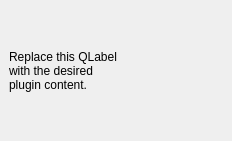
Before: the Qt Designer form image_searcher_dockwidget_base.ui in Serkhani/imageviewer, drawn with Qt 5.
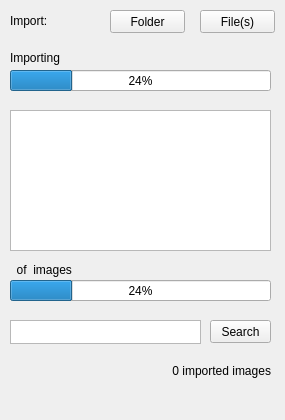
After: the same form once the commit is applied.

Commit message: created ui for plugin

The edit to the form file:
```diff
--- a/image_searcher_dockwidget_base.ui
+++ b/image_searcher_dockwidget_base.ui
@@ -6,25 +6,227 @@
    <rect>
     <x>0</x>
     <y>0</y>
-    <width>232</width>
-    <height>141</height>
+    <width>285</width>
+    <height>420</height>
    </rect>
   </property>
   <property name="windowTitle">
    <string>Image Searcher</string>
   </property>
   <widget class="QWidget" name="dockWidgetContents">
-   <layout class="QGridLayout" name="gridLayout">
-    <item row="0" column="0">
-     <widget class="QLabel" name="label">
-      <property name="text">
-       <string>Replace this QLabel
-with the desired
-plugin content.</string>
-      </property>
-     </widget>
-    </item>
-   </layout>
+   <widget class="QLabel" name="importLabel">
+    <property name="geometry">
+     <rect>
+      <x>10</x>
+      <y>10</y>
+      <width>36</width>
+      <height>21</height>
+     </rect>
+    </property>
+    <property name="text">
+     <string>Import:</string>
+    </property>
+   </widget>
+   <widget class="QPushButton" name="folderPushButton">
+    <property name="geometry">
+     <rect>
+      <x>110</x>
+      <y>10</y>
+      <width>75</width>
+      <height>23</height>
+     </rect>
+    </property>
+    <property name="text">
+     <string>Folder</string>
+    </property>
+   </widget>
+   <widget class="QPushButton" name="filePushButton">
+    <property name="geometry">
+     <rect>
+      <x>200</x>
+      <y>10</y>
+      <width>75</width>
+      <height>23</height>
+     </rect>
+    </property>
+    <property name="text">
+     <string>File(s)</string>
+    </property>
+   </widget>
+   <widget class="QTextEdit" name="searchTextEdit">
+    <property name="enabled">
+     <bool>true</bool>
+    </property>
+    <property name="geometry">
+     <rect>
+      <x>10</x>
+      <y>320</y>
+      <width>191</width>
+      <height>24</height>
+     </rect>
+    </property>
+    <property name="sizePolicy">
+     <sizepolicy hsizetype="Expanding" vsizetype="Fixed">
+      <horstretch>0</horstretch>
+      <verstretch>0</verstretch>
+     </sizepolicy>
+    </property>
+    <property name="minimumSize">
+     <size>
+      <width>0</width>
+      <height>24</height>
+     </size>
+    </property>
+    <property name="maximumSize">
+     <size>
+      <width>16777215</width>
+      <height>24</height>
+     </size>
+    </property>
+    <property name="cursor" stdset="0">
+     <cursorShape>IBeamCursor</cursorShape>
+    </property>
+    <property name="placeholderText">
+     <string extracomment="eg: person"/>
+    </property>
+   </widget>
+   <widget class="QPushButton" name="searchPushButton">
+    <property name="geometry">
+     <rect>
+      <x>210</x>
+      <y>320</y>
+      <width>61</width>
+      <height>23</height>
+     </rect>
+    </property>
+    <property name="text">
+     <string>Search</string>
+    </property>
+   </widget>
+   <widget class="QProgressBar" name="indProgressBar">
+    <property name="geometry">
+     <rect>
+      <x>10</x>
+      <y>70</y>
+      <width>261</width>
+      <height>21</height>
+     </rect>
+    </property>
+    <property name="sizePolicy">
+     <sizepolicy hsizetype="Maximum" vsizetype="Maximum">
+      <horstretch>0</horstretch>
+      <verstretch>0</verstretch>
+     </sizepolicy>
+    </property>
+    <property name="minimumSize">
+     <size>
+      <width>50</width>
+      <height>0</height>
+     </size>
+    </property>
+    <property name="cursor">
+     <cursorShape>WaitCursor</cursorShape>
+    </property>
+    <property name="value">
+     <number>24</number>
+    </property>
+   </widget>
+   <widget class="QLabel" name="label">
+    <property name="geometry">
+     <rect>
+      <x>10</x>
+      <y>50</y>
+      <width>51</width>
+      <height>16</height>
+     </rect>
+    </property>
+    <property name="text">
+     <string>Importing </string>
+    </property>
+   </widget>
+   <widget class="QLabel" name="imageName">
+    <property name="geometry">
+     <rect>
+      <x>90</x>
+      <y>50</y>
+      <width>51</width>
+      <height>16</height>
+     </rect>
+    </property>
+    <property name="text">
+     <string/>
+    </property>
+   </widget>
+   <widget class="QProgressBar" name="overallProgressBar">
+    <property name="geometry">
+     <rect>
+      <x>10</x>
+      <y>280</y>
+      <width>261</width>
+      <height>21</height>
+     </rect>
+    </property>
+    <property name="sizePolicy">
+     <sizepolicy hsizetype="Maximum" vsizetype="Maximum">
+      <horstretch>0</horstretch>
+      <verstretch>0</verstretch>
+     </sizepolicy>
+    </property>
+    <property name="minimumSize">
+     <size>
+      <width>50</width>
+      <height>0</height>
+     </size>
+    </property>
+    <property name="cursor">
+     <cursorShape>WaitCursor</cursorShape>
+    </property>
+    <property name="value">
+     <number>24</number>
+    </property>
+   </widget>
+   <widget class="QLabel" name="overallImgProgress">
+    <property name="geometry">
+     <rect>
+      <x>10</x>
+      <y>260</y>
+      <width>261</width>
+      <height>20</height>
+     </rect>
+    </property>
+    <property name="text">
+     <string>  of  images </string>
+    </property>
+   </widget>
+   <widget class="QGraphicsView" name="graphicsView">
+    <property name="geometry">
+     <rect>
+      <x>10</x>
+      <y>110</y>
+      <width>261</width>
+      <height>141</height>
+     </rect>
+    </property>
+   </widget>
+   <widget class="QLabel" name="numImportImg">
+    <property name="geometry">
+     <rect>
+      <x>10</x>
+      <y>360</y>
+      <width>261</width>
+      <height>21</height>
+     </rect>
+    </property>
+    <property name="layoutDirection">
+     <enum>Qt::LeftToRight</enum>
+    </property>
+    <property name="text">
+     <string>0 imported images</string>
+    </property>
+    <property name="alignment">
+     <set>Qt::AlignRight|Qt::AlignTrailing|Qt::AlignVCenter</set>
+    </property>
+   </widget>
   </widget>
  </widget>
  <resources/>
```
The commit also changes 4 other files.
